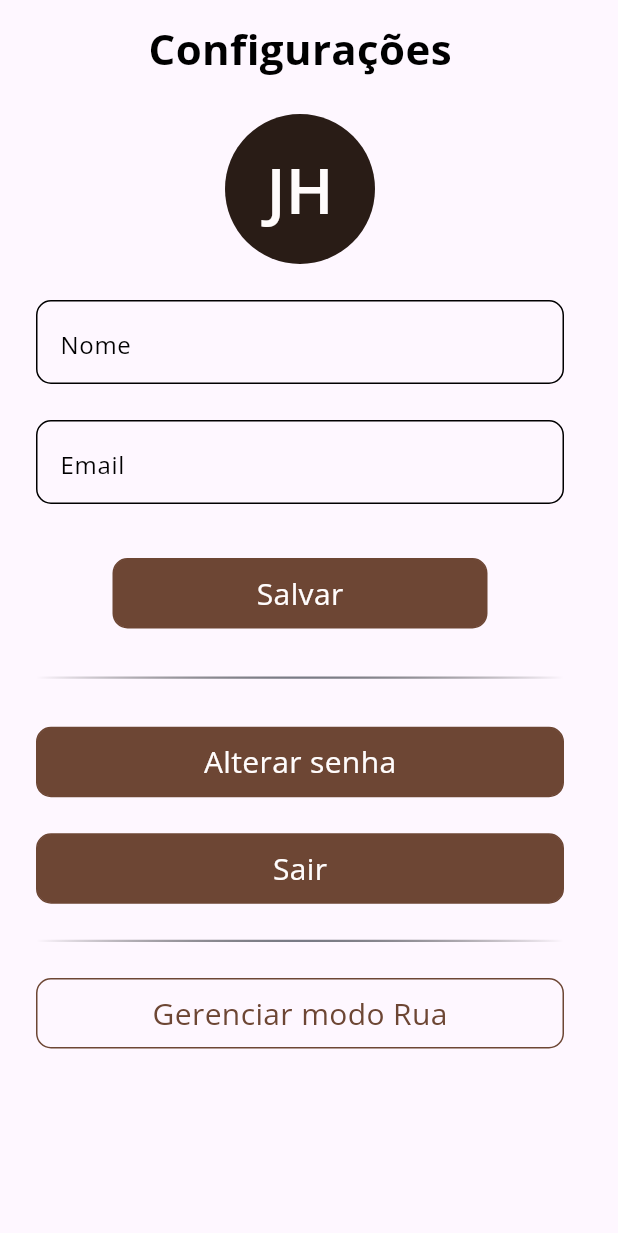
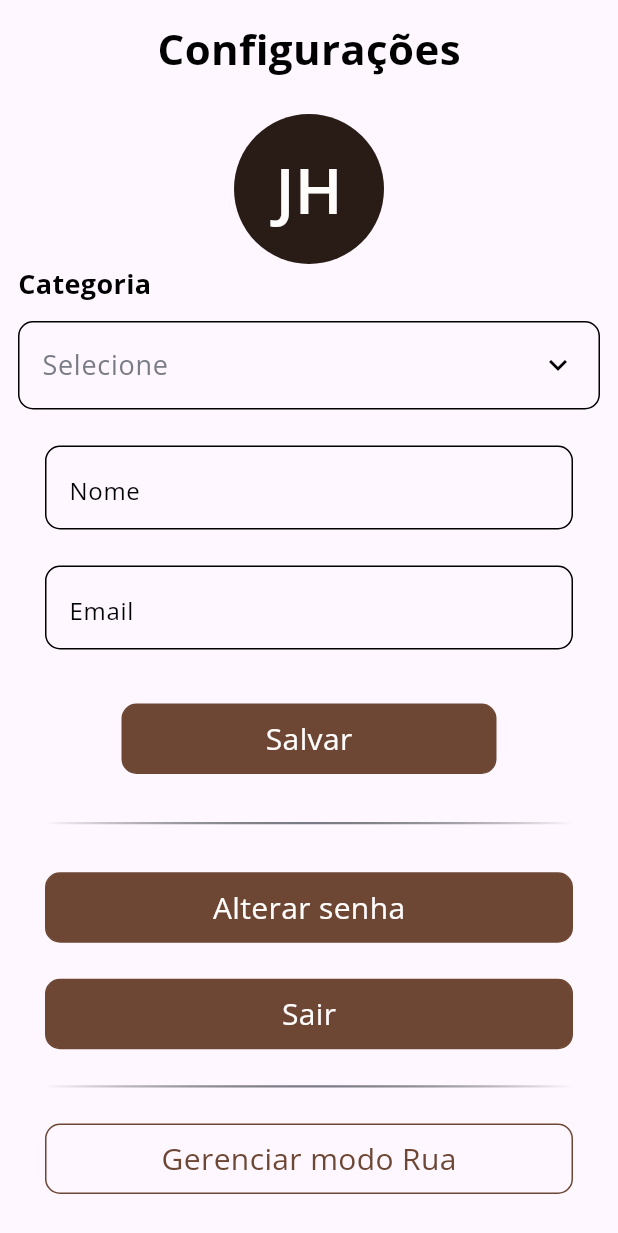
Before and after one commit to Jhyea026/trufapp, a Flutter app: the ConfiguracoesPages widget shown alone on an empty page, opened directly, on a phone screen of 412 x 824 dp. Shown: the top 1233 px of the screen. Run offline on Flutter 3.47's test engine with Material 3 defaults, Android fonts, the phone set to English and light mode, and no system bars; drawn by our look-alikes of easy_rich_text; our stand-ins replace diacritic, flutter_lucide, get.

Commit message:
feat; criado dropdown

```diff
--- /dev/null
+++ b/lib/app/core/components/dropdown_widget.dart
@@ -0,0 +1,127 @@
+import 'dart:developer';
+import 'package:flutter/material.dart';
+import 'package:trufapp/app/core/components/apptext.dart';
+import 'package:trufapp/app/core/theme/app_colors.dart';
+import 'package:trufapp/app/core/theme/app_fonts_weight.dart';
+import 'package:trufapp/app/utils/text_style.dart';
+
+class DropdownWidget extends StatefulWidget {
+  final Function(String?)? onChanged;
+  final List<DropdownMenuEntry>? itens;
+  final String? valorInicial;
+  final String? titulo;
+  final double? larguradropdown;
+  const DropdownWidget({
+    super.key,
+    this.titulo,
+    this.onChanged,
+    this.valorInicial,
+    this.itens,
+    this.larguradropdown,
+  });
+
+  @override
+  State<DropdownWidget> createState() => _DropdownWidgetState();
+}
+
+class _DropdownWidgetState extends State<DropdownWidget> {
+  late List<DropdownMenuEntry> listItens;
+
+  @override
+  void initState() {
+    tratandoLista();
+    super.initState();
+  }
+
+  void tratandoLista() {
+    listItens = (widget.itens ?? []).map((item) {
+      return DropdownMenuEntry(
+        value: item.value,
+        label: item.label,
+        labelWidget: Padding(
+          padding: const EdgeInsets.only(
+            top: 12, //
+            bottom: 24,
+            // horizontal: 16, //
+          ),
+          child: AppText(
+            text: item.label,
+            fontSize: 18,
+            color: AppColors.darkMocha420,
+            fontWeight: AppFontsWeight.bold,
+          ),
+        ),
+        style: ButtonStyle(
+          overlayColor: WidgetStateProperty.all(Colors.transparent),
+          backgroundColor: WidgetStateProperty.all(Colors.transparent),
+        ),
+      );
+    }).toList();
+  }
+
+  @override
+  Widget build(BuildContext context) {
+    return SizedBox(
+      child: Column(
+        spacing: 12,
+        crossAxisAlignment: CrossAxisAlignment.start,
+        children: [
+          if (widget.titulo != null)
+            Padding(
+              padding: const EdgeInsets.only(left: 12),
+              child: AppText(
+                text: widget.titulo!,
+                color: AppColors.darkMocha240,
+                fontSize: 18,
+                fontWeight: AppFontsWeight.bold,
+              ),
+            ),
+          DropdownMenu(
+            hintText: "Selecione",
+            textStyle: textStyle(color: AppColors.darkMocha240, fontSize: 18),
+            // label: AppText(text: "text"),
+            width: widget.larguradropdown,
+            dropdownMenuEntries: listItens,
+            initialSelection: widget.valorInicial ?? 'default',
+            onSelected: (onValue) {
+              widget.onChanged?.call(onValue);
+              log("Selected: $onValue");
+            },
+            // menuHeight: 49, // altura do card que é aberto
+            trailingIcon: Icon(
+              Icons.keyboard_arrow_down,
+              size: 24,
+              color: AppColors.darkMocha240,
+            ),
+            selectedTrailingIcon: Icon(
+              Icons.keyboard_arrow_down,
+              size: 24,
+              color: AppColors.darkMocha420,
+            ),
+
+            expandedInsets: EdgeInsets.all(12),
+            inputDecorationTheme: InputDecorationTheme(
+              hintStyle: textStyle(color: AppColors.darkMocha150, fontSize: 18),
+              constraints: BoxConstraints(maxWidth: double.infinity),
+              enabledBorder: OutlineInputBorder(
+                borderRadius: BorderRadius.circular(10),
+                borderSide: BorderSide(color: AppColors.darkMocha240),
+              ),
+              focusedBorder: OutlineInputBorder(
+                borderRadius: BorderRadius.circular(10),
+                borderSide: BorderSide(color: AppColors.darkMocha420, width: 2),
+              ),
+            ),
+            menuStyle: MenuStyle(
+              backgroundColor: WidgetStatePropertyAll(AppColors.lightMocha10),
+              shape: WidgetStatePropertyAll(
+                RoundedRectangleBorder(borderRadius: BorderRadius.circular(10)),
+              ),
+              padding: WidgetStatePropertyAll(EdgeInsets.all(22)),
+            ),
+          ),
+        ],
+      ),
+    );
+  }
+}
--- a/lib/app/pages/configuracoes/configuracoes_pages.dart
+++ b/lib/app/pages/configuracoes/configuracoes_pages.dart
@@ -4,6 +4,7 @@ import 'package:trufapp/app/core/components/custom_avatar.dart';
 import 'package:trufapp/app/core/components/custom_button.dart';
 import 'package:trufapp/app/core/components/custom_divider.dart';
 import 'package:trufapp/app/core/components/custom_text_field.dart';
+import 'package:trufapp/app/core/components/dropdown_widget.dart';
 import 'package:trufapp/app/core/theme/app_colors.dart';
 import 'package:trufapp/app/core/theme/app_fonts_weight.dart';
 
@@ -36,6 +37,14 @@ class ConfiguracoesPages extends StatelessWidget {
                 fontSize: 100,
               ),
             ),
+          ),
+          DropdownWidget(
+            titulo: "Categoria",
+            itens: [
+              DropdownMenuEntry(value: 'op1', label: 'Opção 1'),
+              DropdownMenuEntry(value: 'op2', label: 'Opção 2'),
+              DropdownMenuEntry(value: 'op3', label: 'Opção 3'),
+            ],
           ),
           Container(
             padding: EdgeInsets.all(24),
```
